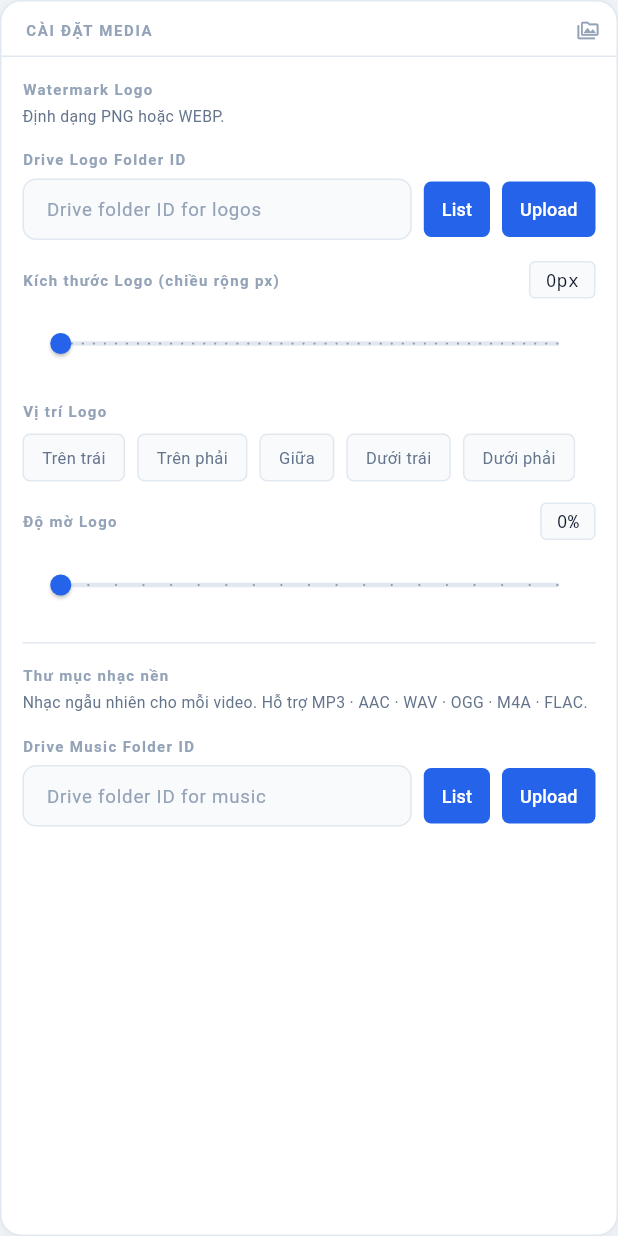
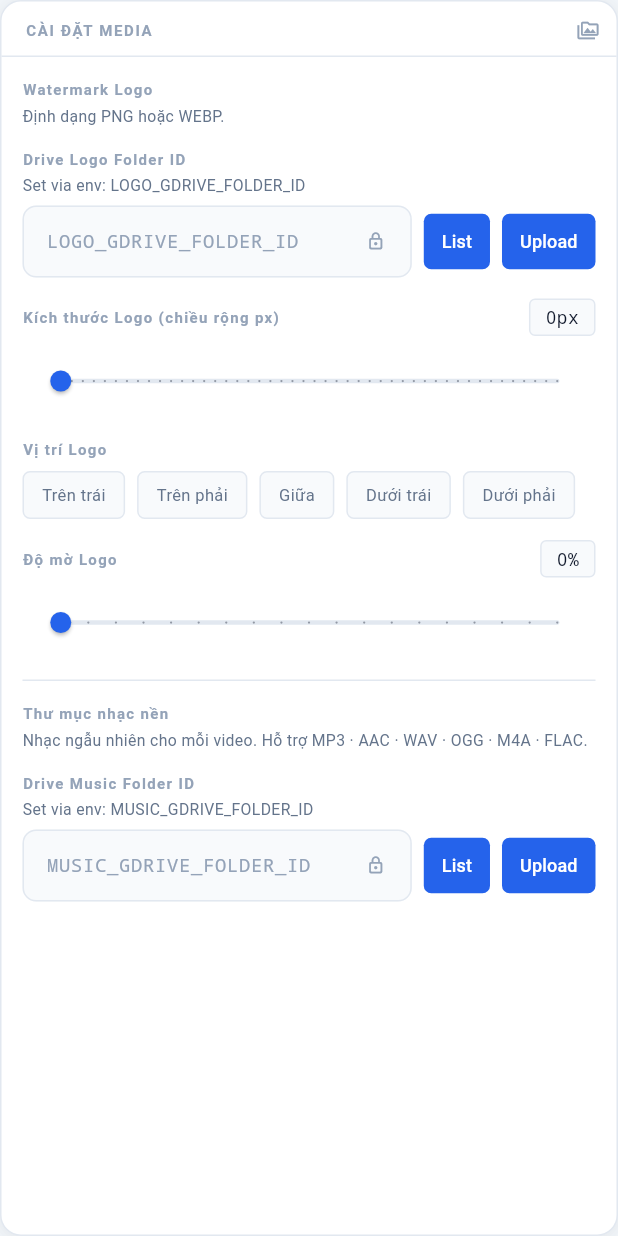
Before and after one commit to NguyenHungSon334/reup_video, a Flutter app: the _MediaSection widget shown alone on an empty page, opened directly with empty values, on a phone screen of 412 x 824 dp. Run offline on Flutter 3.47's test engine with Material 3 defaults, Android fonts, the phone set to English and light mode, and no system bars; our stand-ins replace file_picker, shared_preferences; missing offline and left inert: dart:html; accounts and stored records are empty; network calls fail.

Commit message:
fix: load .env via dotenv; logo/music folder IDs readonly from env vars

```diff
--- a/flutter_ui/lib/screens/settings_screen.dart
+++ b/flutter_ui/lib/screens/settings_screen.dart
@@ -122,9 +122,7 @@ class _SettingsScreenState extends State<SettingsScreen> {
         'gdrive_credentials_path': _gdriveCredCtrl.text.trim(),
         'local_folder': _localPathCtrl.text.trim(),
         'music_folder': _musicFolderCtrl.text.trim(),
-        'music_gdrive_folder_id': _musicDriveCtrl.text.trim(),
-        'logo_path': _logoPathCtrl.text.trim(),
-        'logo_gdrive_folder_id': _logoDriveCtrl.text.trim(),
+        // music_gdrive_folder_id & logo_gdrive_folder_id come from env vars only
         'logo_scale': _logoScale,
         'logo_position': _logoPosition,
         'logo_opacity': _logoOpacity,
@@ -808,12 +806,17 @@ class _MediaSection extends StatelessWidget {
                   fontSize: 10,
                   fontWeight: FontWeight.w700,
                   letterSpacing: 0.9)),
+          const SizedBox(height: 3),
+          const Text('Set via env: LOGO_GDRIVE_FOLDER_ID',
+              style: TextStyle(color: kTextDim, fontSize: 10.5)),
           const SizedBox(height: 6),
           Row(
             children: [
               Expanded(
                   child: DarkInput(
-                      ctrl: logoDriveCtrl, hint: 'Drive folder ID for logos')),
+                      ctrl: logoDriveCtrl,
+                      hint: 'LOGO_GDRIVE_FOLDER_ID',
+                      readOnly: true)),
               const SizedBox(width: 8),
               ElevatedButton(
                 onPressed: () async {
@@ -1053,12 +1056,17 @@ class _MediaSection extends StatelessWidget {
                   fontSize: 10,
                   fontWeight: FontWeight.w700,
                   letterSpacing: 0.9)),
+          const SizedBox(height: 3),
+          const Text('Set via env: MUSIC_GDRIVE_FOLDER_ID',
+              style: TextStyle(color: kTextDim, fontSize: 10.5)),
           const SizedBox(height: 6),
           Row(
             children: [
               Expanded(
                   child: DarkInput(
-                      ctrl: musicDriveCtrl, hint: 'Drive folder ID for music')),
+                      ctrl: musicDriveCtrl,
+                      hint: 'MUSIC_GDRIVE_FOLDER_ID',
+                      readOnly: true)),
               const SizedBox(width: 8),
               ElevatedButton(
                 onPressed: () async {
--- a/requirements.txt
+++ b/requirements.txt
@@ -2,6 +2,7 @@ fastapi
 uvicorn[standard]
 httpx
 python-multipart
+python-dotenv
 yt-dlp
 google-api-python-client
 google-auth-oauthlib
```
Also changed, not shown: 1 other file.
